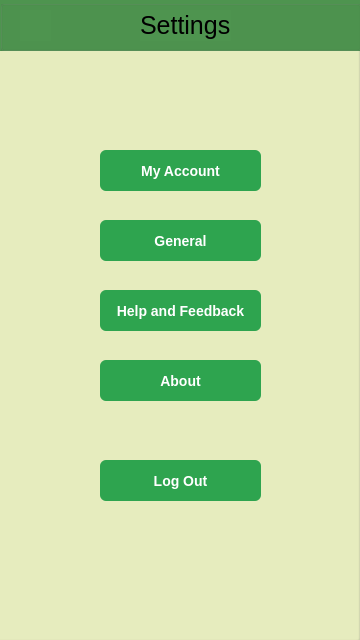
Before: the Qt Designer form menu.ui in oleksandrhf/GoHabit, drawn with Qt 5.
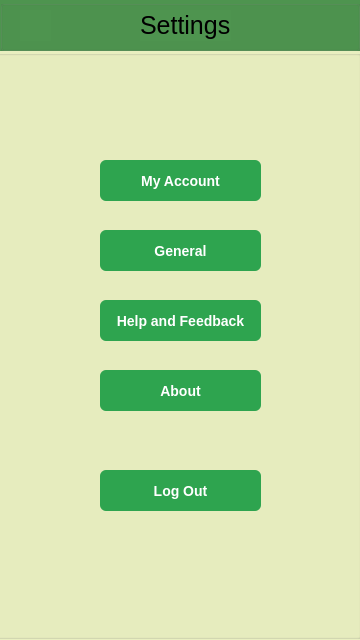
After: the same form once the commit is applied. The open tabs and pages were chosen to show the change. Icons and pictures are not drawn.

```diff
--- a/menu.ui
+++ b/menu.ui
@@ -29,7 +29,7 @@
     <string notr="true">background: #E9EFC0;</string>
    </property>
    <property name="currentIndex">
-    <number>0</number>
+    <number>3</number>
    </property>
    <widget class="QWidget" name="Menu_page">
     <widget class="QPushButton" name="pushButton">
@@ -946,7 +946,7 @@
       <rect>
        <x>0</x>
        <y>0</y>
-       <width>361</width>
+       <width>360</width>
        <height>51</height>
       </rect>
      </property>
@@ -1038,9 +1038,9 @@
      <property name="geometry">
       <rect>
        <x>-10</x>
-       <y>40</y>
-       <width>370</width>
-       <height>601</height>
+       <y>50</y>
+       <width>371</width>
+       <height>589</height>
       </rect>
      </property>
      <property name="title">
```
